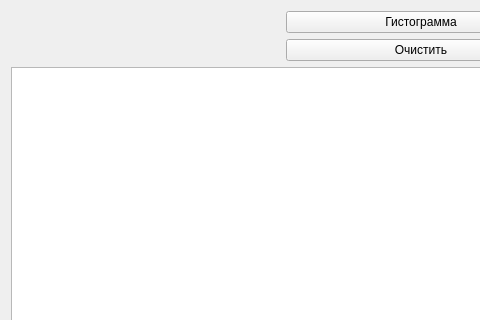
Before: the Qt Designer form journal/src/journalUI.ui in VictorZ08/Endogen, drawn with Qt 5; both pictures show x 0 to 480 and y 0 to 320 of the 842 by 664 pixel window.
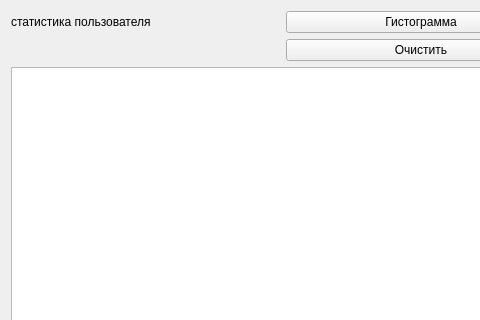
After: the same form once the commit is applied.

Commit message: разработка формы регистрации пользователя

Diff of the .ui file:
```diff
--- a/journal/src/journalUI.ui
+++ b/journal/src/journalUI.ui
@@ -49,6 +49,13 @@
      </property>
     </widget>
    </item>
+   <item row="0" column="0">
+    <widget class="QLabel" name="label">
+     <property name="text">
+      <string>статистика пользователя</string>
+     </property>
+    </widget>
+   </item>
   </layout>
  </widget>
  <resources/>
```
The commit also changes 21 other files.
